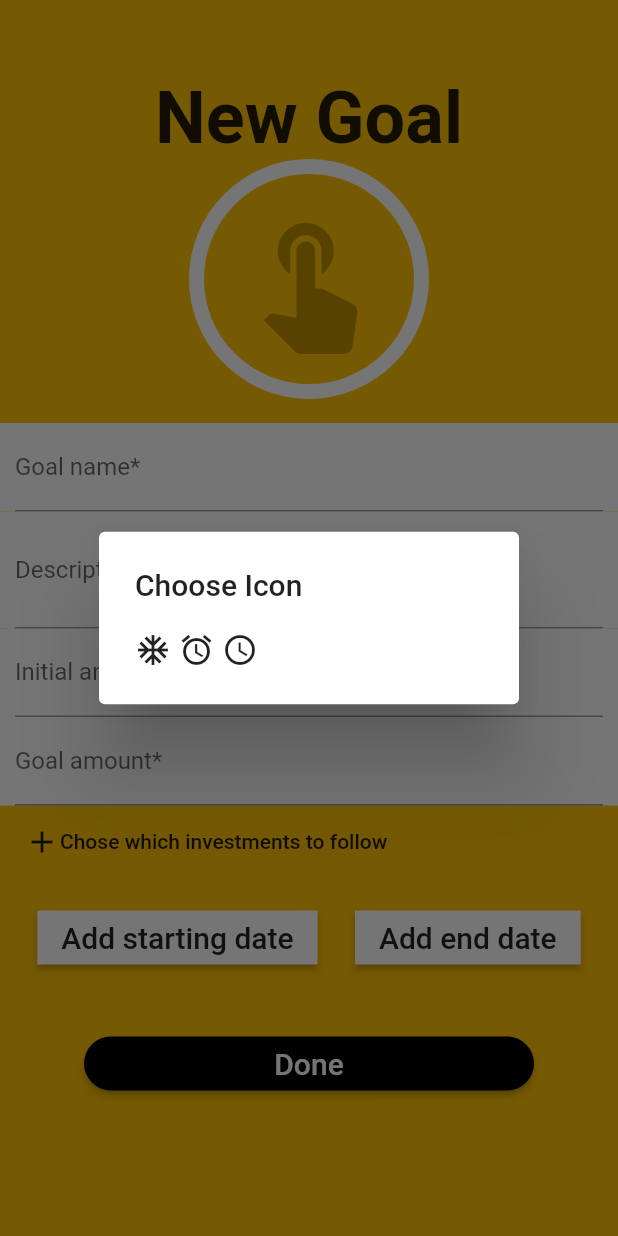
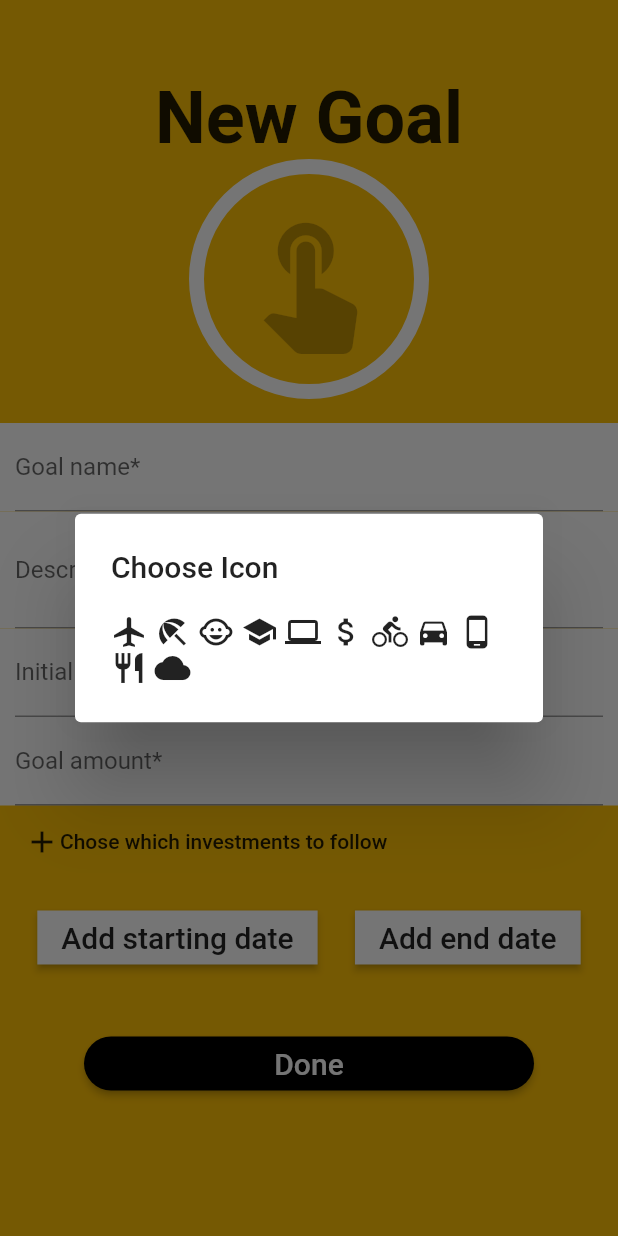
Before and after one commit to jmjac/portfolio, a Flutter app: the AddGoalPage screen opened directly, after a tap on the "touch app" icon, on a phone screen of 412 x 824 dp. Run offline on Flutter 3.47's test engine with Material 2 defaults, Android fonts, the phone set to English and light mode, and no system bars; drawn by our look-alikes of percent_indicator; our stand-ins replace charts_flutter, firebase_auth, fl_chart, flutter_mobx, google_fonts, google_sign_in and 2 more; missing offline and left inert: flutter_material_color_picker, flutter_rounded_date_picker; accounts and stored records are empty; generated files the repository leaves out were written again.

Commit message:
Added more icons
very cool

```diff
--- a/lib/goals/iconPicker.dart
+++ b/lib/goals/iconPicker.dart
@@ -2,9 +2,17 @@ import 'package:flutter/material.dart';
 
 class IconPicker extends StatelessWidget {
   static List<IconData> icons = [
-    Icons.ac_unit,
-    Icons.access_alarm,
-    Icons.access_time,
+    Icons.airplanemode_active,
+    Icons.beach_access,
+    Icons.child_care,
+    Icons.school,
+    Icons.computer,
+    Icons.attach_money,
+    Icons.directions_bike,
+    Icons.directions_car,
+    Icons.phone_android,
+    Icons.restaurant,
+    Icons.wb_cloudy
     // all the icons you want to include
   ];
 
```
